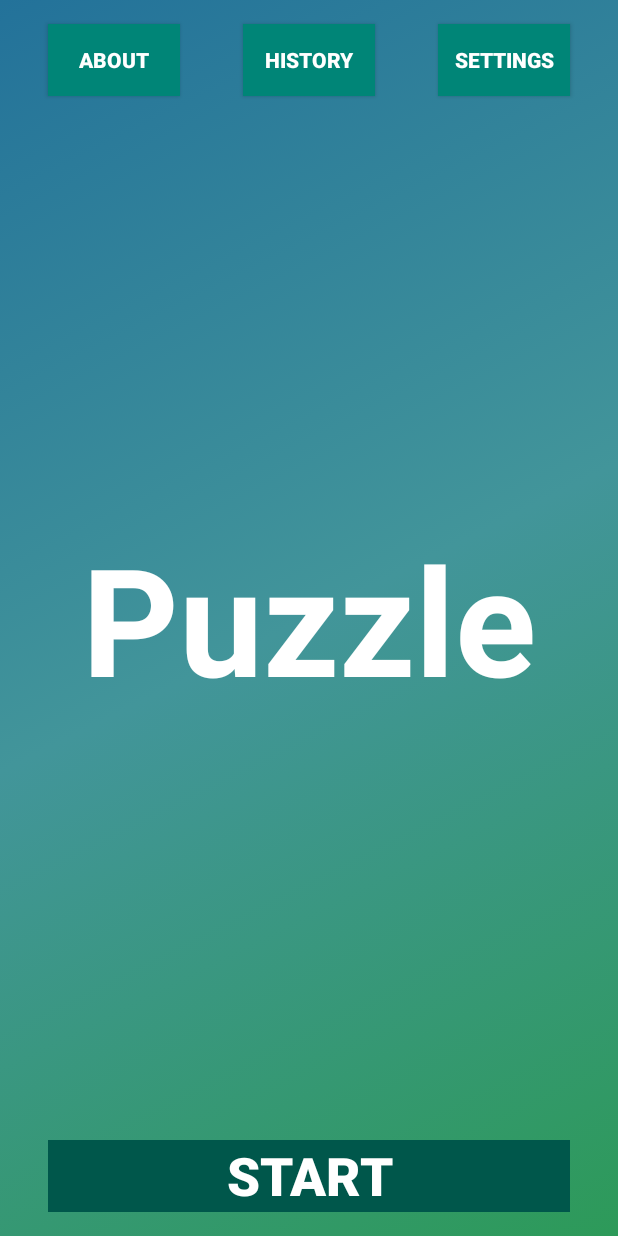
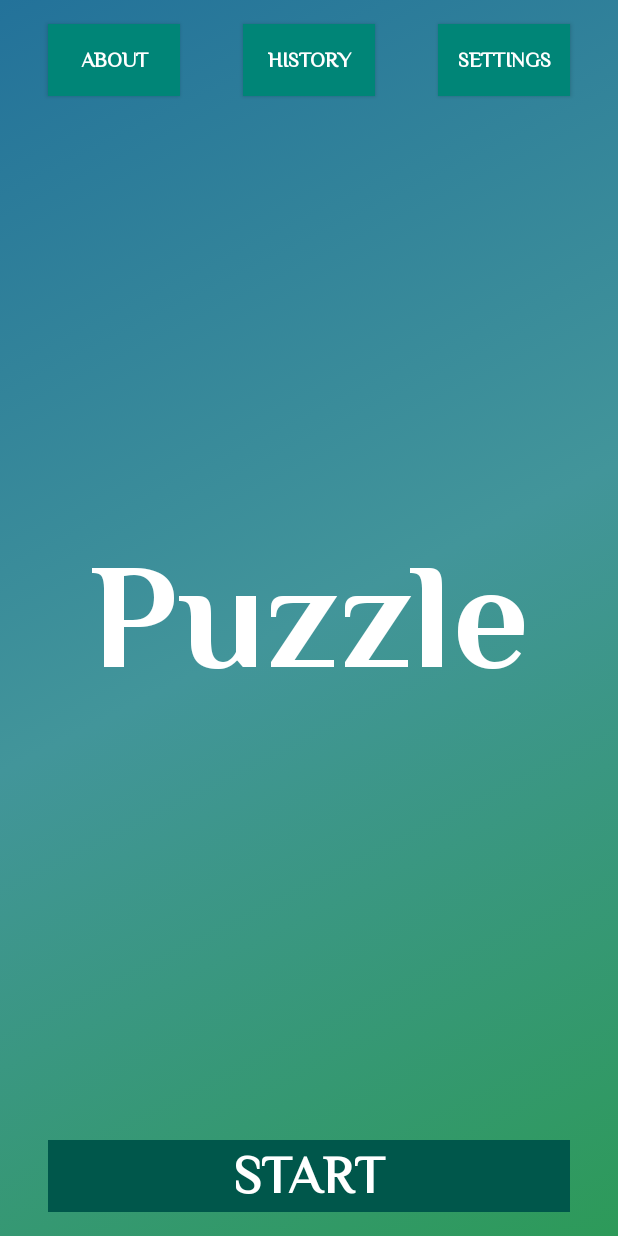
Before and after one commit to Bogdanisar/Puzzle, an Android app: the screen it shows after launch (ActivityMain), on a phone screen of 412 x 824 dp. Run offline under Robolectric (Android 15) with nearby library versions, the phone set to English and light mode, and no system bars.

Commit message:
Changed Font Family for entire App. Philosopher - 100% free from dafont.com

```diff
--- a/app/src/main/res/layout/activity_main.xml
+++ b/app/src/main/res/layout/activity_main.xml
@@ -19,6 +19,7 @@
         android:textColor="#FFFFFF"
         android:textSize="100dp"
         android:textStyle="bold"
+        app:fontFamily="@font/PhilosopherBold"
         app:layout_constraintBottom_toBottomOf="parent"
         app:layout_constraintLeft_toLeftOf="parent"
         app:layout_constraintRight_toRightOf="parent"
--- a/app/src/main/res/values/styles.xml
+++ b/app/src/main/res/values/styles.xml
@@ -8,6 +8,7 @@
         <item name="colorAccent">@color/colorAccent</item>
         <item name="windowActionBar">false</item>
         <item name="windowNoTitle">true</item>
+        <item name="fontFamily">@font/PhilosopherRegular</item>  <!--target android sdk versions < 26 and > 14 if theme other than AppCompat -->
     </style>
 
     <style name="gameoptionsButton">
```
Also changed, not shown: app/src/main/res/font/PhilosopherBold.ttf (added), app/src/main/res/font/PhilosopherBoldItalic.ttf (added), app/src/main/res/font/PhilosopherItalic.ttf (added), app/src/main/res/font/PhilosopherRegular.ttf (added).
